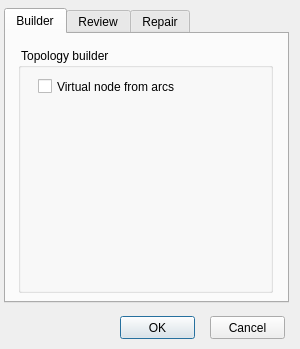
Above: ui/topology_tools.ui from Giswater/giswater_qgis_plugin before the change. Below: the same form after it.
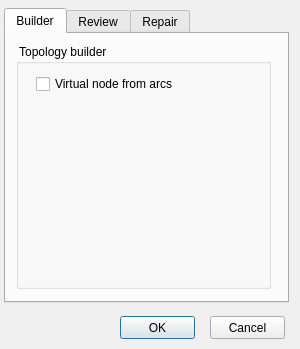
That is the form after the change. The open tabs and pages were chosen to show the change.

Patch:
```diff
--- a/ui/topology_tools.ui
+++ b/ui/topology_tools.ui
@@ -58,8 +58,8 @@
     <widget class="QGroupBox" name="groupBox_7">
      <property name="geometry">
       <rect>
-       <x>12</x>
-       <y>14</y>
+       <x>10</x>
+       <y>10</y>
        <width>255</width>
        <height>245</height>
       </rect>
@@ -73,7 +73,7 @@
         <x>20</x>
         <y>30</y>
         <width>271</width>
-        <height>17</height>
+        <height>20</height>
        </rect>
       </property>
       <property name="text">
```
Left out of the diff: 4 changed lines with no effect on the pictures.
